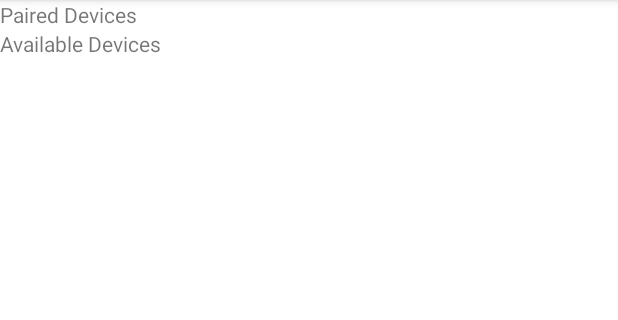
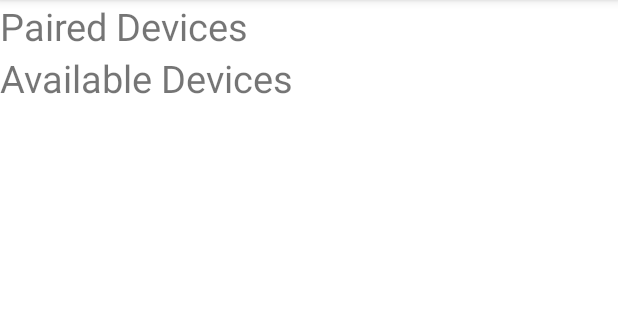
Before and after one commit to vnord/DootDoot-Messenger, an Android app: the DeviceListActivity screen opened directly, with no data from a screen before it, on a phone screen of 412 x 824 dp, the part 84-404 px from its top. Run offline under Robolectric (Android 15) with nearby library versions, the phone set to English and light mode, and no system bars.

Commit message:
Increase font size for paired and available device headers

```diff
--- a/app/src/main/res/layout/activity_device_list.xml
+++ b/app/src/main/res/layout/activity_device_list.xml
@@ -16,7 +16,8 @@
     <TextView
         android:layout_width="match_parent"
         android:layout_height="wrap_content"
-        android:text="@string/str_paired_devices" />
+        android:text="@string/str_paired_devices"
+        android:textSize="25sp" />
 
     <ListView
         android:id="@+id/list_paired_devices"
@@ -26,7 +27,8 @@
     <TextView
         android:layout_width="match_parent"
         android:layout_height="wrap_content"
-        android:text="@string/str_available_devices" />
+        android:text="@string/str_available_devices"
+        android:textSize="25sp" />
 
     <ListView
         android:id="@+id/list_available_devices"
```
